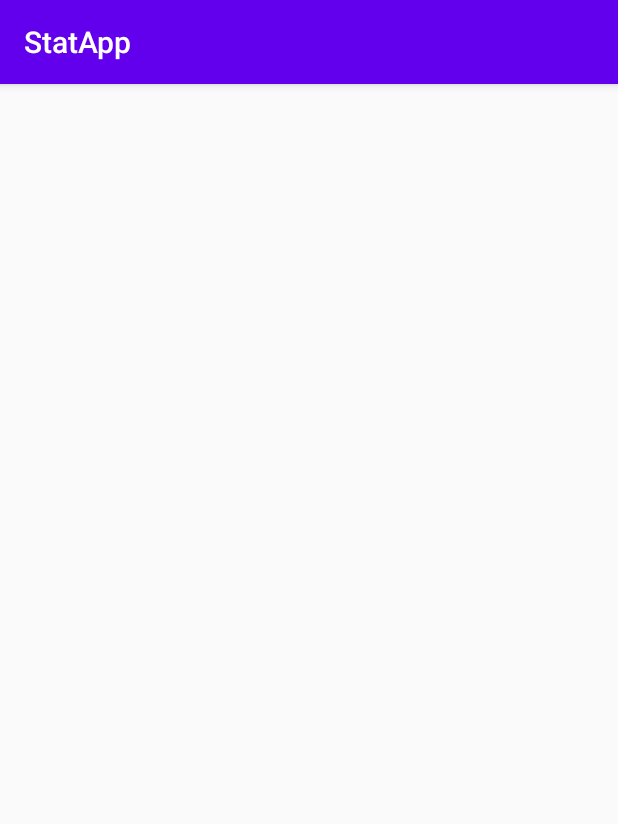
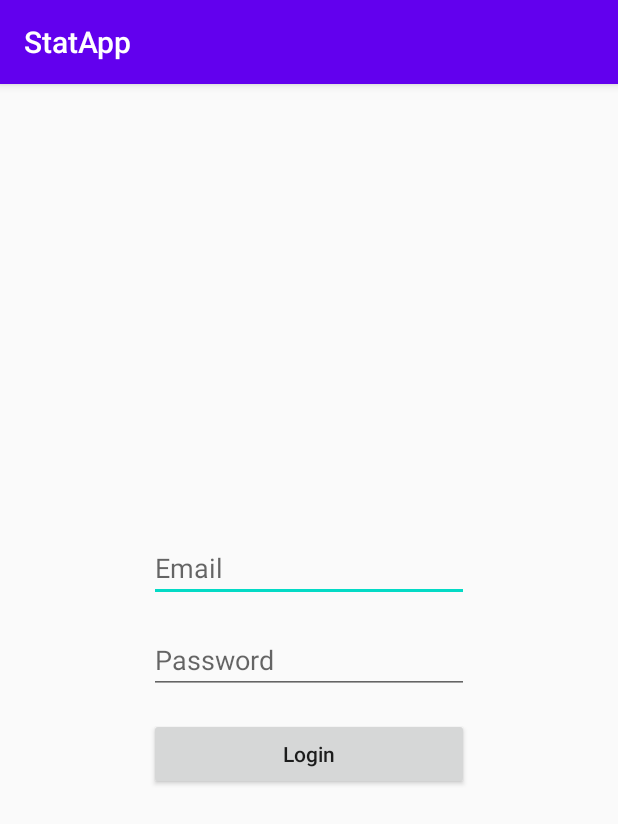
Before and after one commit to Aroize/StatApp, an Android app: the screen it shows after launch (LoginActivity), on a phone screen of 412 x 824 dp. Shown: the top 824 px of the screen. Run offline under Robolectric (Android 15) with nearby library versions, the phone set to English and light mode, and no system bars; our stand-ins replace Dagger/Hilt's generated code, RxJava; 3 statements that could not run were skipped.

Commit message:
implemented login UI and fake sign in

```diff
--- a/app/build.gradle
+++ b/app/build.gradle
@@ -2,6 +2,7 @@ apply plugin: 'com.android.application'
 apply plugin: 'kotlin-android'
 apply plugin: 'kotlin-android-extensions'
 apply plugin: 'com.google.gms.google-services'
+apply plugin: 'kotlin-kapt'
 
 android {
     compileSdkVersion 29
@@ -23,6 +24,10 @@ android {
             proguardFiles getDefaultProguardFile('proguard-android-optimize.txt'), 'proguard-rules.pro'
         }
     }
+    compileOptions {
+        sourceCompatibility = 1.8
+        targetCompatibility = 1.8
+    }
 
 }
 
@@ -34,7 +39,18 @@ dependencies {
 
     implementation 'com.google.firebase:firebase-firestore:21.4.3'
 
+    //RxJava Dependency
+    implementation 'io.reactivex.rxjava3:rxandroid:3.0.0'
+    // Because RxAndroid releases are few and far between, it is recommended you also
+    // explicitly depend on RxJava's latest version for bug fixes and new features.
+    // (see https://github.com/ReactiveX/RxJava/releases for latest 3.x.x version)
+    implementation 'io.reactivex.rxjava3:rxjava:3.0.0'
+
+    implementation 'com.google.dagger:dagger:2.28.1'
+    kapt 'com.google.dagger:dagger-compiler:2.28.1'
+
     testImplementation 'junit:junit:4.12'
     androidTestImplementation 'androidx.test.ext:junit:1.1.1'
     androidTestImplementation 'androidx.test.espresso:espresso-core:3.2.0'
+    implementation 'androidx.constraintlayout:constraintlayout:1.1.3'
 }
--- a/app/src/main/AndroidManifest.xml
+++ b/app/src/main/AndroidManifest.xml
@@ -6,6 +6,7 @@
 
     <application
         android:allowBackup="true"
+        android:name=".App"
         android:icon="@mipmap/ic_launcher"
         android:label="@string/app_name"
         android:roundIcon="@mipmap/ic_launcher_round"
--- /dev/null
+++ b/app/src/main/java/ru/ifmo/statapp/App.kt
@@ -0,0 +1,16 @@
+package ru.ifmo.statapp
+
+import android.app.Application
+import ru.ifmo.statapp.dagger.ApplicationComponent
+import ru.ifmo.statapp.dagger.DaggerApplicationComponent
+
+class App : Application() {
+    override fun onCreate() {
+        super.onCreate()
+        appComponent = DaggerApplicationComponent.create()
+    }
+
+    companion object {
+        lateinit var appComponent: ApplicationComponent
+    }
+}
--- /dev/null
+++ b/app/src/main/java/ru/ifmo/statapp/dagger/ApplicationComponent.kt
@@ -0,0 +1,11 @@
+package ru.ifmo.statapp.dagger
+
+import dagger.Component
+import ru.ifmo.statapp.presentation.activity.LoginActivity
+import javax.inject.Singleton
+
+@Singleton
+@Component(modules = [IteractorModule::class])
+interface ApplicationComponent {
+    fun inject(activity: LoginActivity)
+}
--- /dev/null
+++ b/app/src/main/java/ru/ifmo/statapp/dagger/IteractorModule.kt
@@ -0,0 +1,12 @@
+package ru.ifmo.statapp.dagger
+
+import dagger.Module
+import dagger.Provides
+import ru.ifmo.statapp.domain.api.LoginIteractor
+import ru.ifmo.statapp.domain.iteractor.FakeLoginIteractor
+
+@Module
+object IteractorModule {
+    @Provides
+    fun provideFakeLoginIteractor(): LoginIteractor = FakeLoginIteractor()
+}
--- /dev/null
+++ b/app/src/main/java/ru/ifmo/statapp/data/api/OAuthInfo.kt
@@ -0,0 +1,9 @@
+package ru.ifmo.statapp.data.api
+
+data class OAuthInfo(
+    val accessToken: String,
+    val tokenType: String,
+    val refreshToken: String,
+    val expiresIn: Int,
+    val scope: String
+)
--- /dev/null
+++ b/app/src/main/java/ru/ifmo/statapp/domain/api/LoginIteractor.kt
@@ -0,0 +1,11 @@
+package ru.ifmo.statapp.domain.api
+
+import io.reactivex.rxjava3.core.Completable
+import io.reactivex.rxjava3.core.Single
+import ru.ifmo.statapp.data.api.OAuthInfo
+
+interface LoginIteractor {
+    fun logIn(email: String, password: String): Single<OAuthInfo>
+
+    fun logout(): Completable
+}
--- /dev/null
+++ b/app/src/main/java/ru/ifmo/statapp/domain/iteractor/FakeLoginIteractor.kt
@@ -0,0 +1,17 @@
+package ru.ifmo.statapp.domain.iteractor
+
+import io.reactivex.rxjava3.core.Completable
+import io.reactivex.rxjava3.core.Single
+import ru.ifmo.statapp.data.api.OAuthInfo
+import ru.ifmo.statapp.domain.api.LoginIteractor
+
+class FakeLoginIteractor : LoginIteractor {
+
+    private val info = OAuthInfo("access_token", "token_type", "refresh_token", -1, "scope")
+
+    override fun logIn(email: String, password: String): Single<OAuthInfo> {
+        return Single.create { emitter -> emitter.onSuccess(info) }
+    }
+
+    override fun logout(): Completable = Completable.complete()
+}
--- a/app/src/main/java/ru/ifmo/statapp/presentation/activity/LoginActivity.kt
+++ b/app/src/main/java/ru/ifmo/statapp/presentation/activity/LoginActivity.kt
@@ -1,10 +1,45 @@
 package ru.ifmo.statapp.presentation.activity
 
 import android.os.Bundle
+import android.util.Log
+import android.view.View
+import android.widget.Toast
 import androidx.appcompat.app.AppCompatActivity
+import io.reactivex.rxjava3.android.schedulers.AndroidSchedulers
+import kotlinx.android.synthetic.main.activity_login.*
+import ru.ifmo.statapp.App
+import ru.ifmo.statapp.R
+import ru.ifmo.statapp.domain.api.LoginIteractor
+import javax.inject.Inject
 
-class LoginActivity : AppCompatActivity() {
+const val LOG_TAG = "LoginActivity"
+
+class LoginActivity : AppCompatActivity(), View.OnClickListener {
+
+
+    @Inject
+    lateinit var loginIteractor: LoginIteractor
+
     override fun onCreate(savedInstanceState: Bundle?) {
         super.onCreate(savedInstanceState)
+        App.appComponent.inject(this)
+        setContentView(R.layout.activity_login)
+        login_btn.setOnClickListener(this)
+    }
+
+    //Performs log in click
+    override fun onClick(v: View?) {
+        val email = email_field.text.toString()
+        val password = password_field.text.toString()
+        loginIteractor.logIn(email, password)
+            .observeOn(AndroidSchedulers.mainThread())
+            .subscribe ({ info ->
+                Log.d(LOG_TAG, "$info")
+                Toast.makeText(this@LoginActivity, "Successfully Logged In", Toast.LENGTH_SHORT).show()
+                //TODO(GO TO MAIN ACTIVITY)
+            }, { e ->
+                Log.d(LOG_TAG, "Error", e)
+                Toast.makeText(this@LoginActivity, "Smth went wrong", Toast.LENGTH_SHORT).show()
+            })
     }
 }
--- /dev/null
+++ b/app/src/main/res/layout/activity_login.xml
@@ -0,0 +1,42 @@
+<?xml version="1.0" encoding="utf-8"?>
+<androidx.constraintlayout.widget.ConstraintLayout xmlns:android="http://schemas.android.com/apk/res/android"
+    xmlns:app="http://schemas.android.com/apk/res-auto"
+    xmlns:tools="http://schemas.android.com/tools"
+    android:layout_width="match_parent"
+    android:layout_height="match_parent"
+    android:orientation="vertical">
+
+    <EditText
+        android:id="@+id/email_field"
+        android:layout_width="wrap_content"
+        android:layout_height="wrap_content"
+        android:layout_marginBottom="16dp"
+        android:hint="@string/hint_email"
+        android:ems="10"
+        app:layout_constraintBottom_toTopOf="@+id/password_field"
+        app:layout_constraintEnd_toEndOf="parent"
+        app:layout_constraintStart_toStartOf="parent" />
+
+    <EditText
+        android:id="@+id/password_field"
+        android:hint="@string/hint_pwd"
+        android:layout_width="wrap_content"
+        android:layout_height="wrap_content"
+        android:ems="10"
+        android:inputType="textPassword"
+        app:layout_constraintBottom_toBottomOf="parent"
+        app:layout_constraintEnd_toEndOf="parent"
+        app:layout_constraintStart_toStartOf="parent"
+        app:layout_constraintTop_toTopOf="parent" />
+
+    <Button
+        android:id="@+id/login_btn"
+        android:layout_width="0dp"
+        android:layout_height="wrap_content"
+        android:layout_marginTop="16dp"
+        android:text="@string/log_in"
+        android:textAllCaps="false"
+        app:layout_constraintEnd_toEndOf="@+id/password_field"
+        app:layout_constraintStart_toStartOf="@+id/password_field"
+        app:layout_constraintTop_toBottomOf="@+id/password_field" />
+</androidx.constraintlayout.widget.ConstraintLayout>
--- a/app/src/main/res/values/strings.xml
+++ b/app/src/main/res/values/strings.xml
@@ -1,3 +1,6 @@
 <resources>
     <string name="app_name">StatApp</string>
+    <string name="log_in">Login</string>
+    <string name="hint_email">Email</string>
+    <string name="hint_pwd">Password</string>
 </resources>
```
